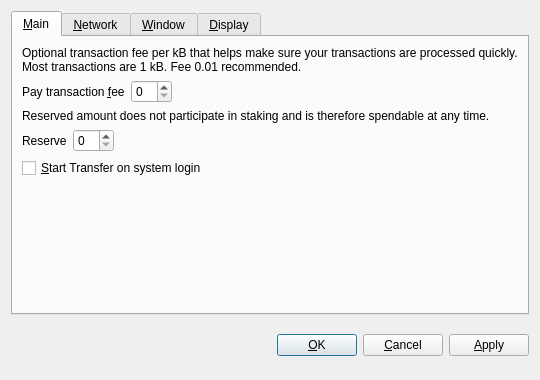
midnight-miner/AmsterdamCoin, file src/qt/forms/optionsdialog.ui: the form before one commit.
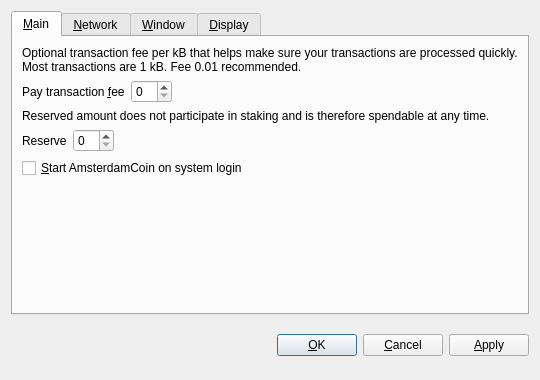
The form after the commit. Custom widgets are drawn as their Qt base class.

Commit message: Global rename coin name

Diff of the .ui file:
```diff
--- a/src/qt/forms/optionsdialog.ui
+++ b/src/qt/forms/optionsdialog.ui
@@ -128,7 +128,7 @@
           <string>Automatically start Transfer after logging in to the system.</string>
          </property>
          <property name="text">
-          <string>&amp;Start Transfer on system login</string>
+          <string>&amp;Start AmsterdamCoin on system login</string>
          </property>
         </widget>
        </item>
```
Left out of the diff: 8 changed lines with no effect on the pictures. The commit also changes 183 other files.
